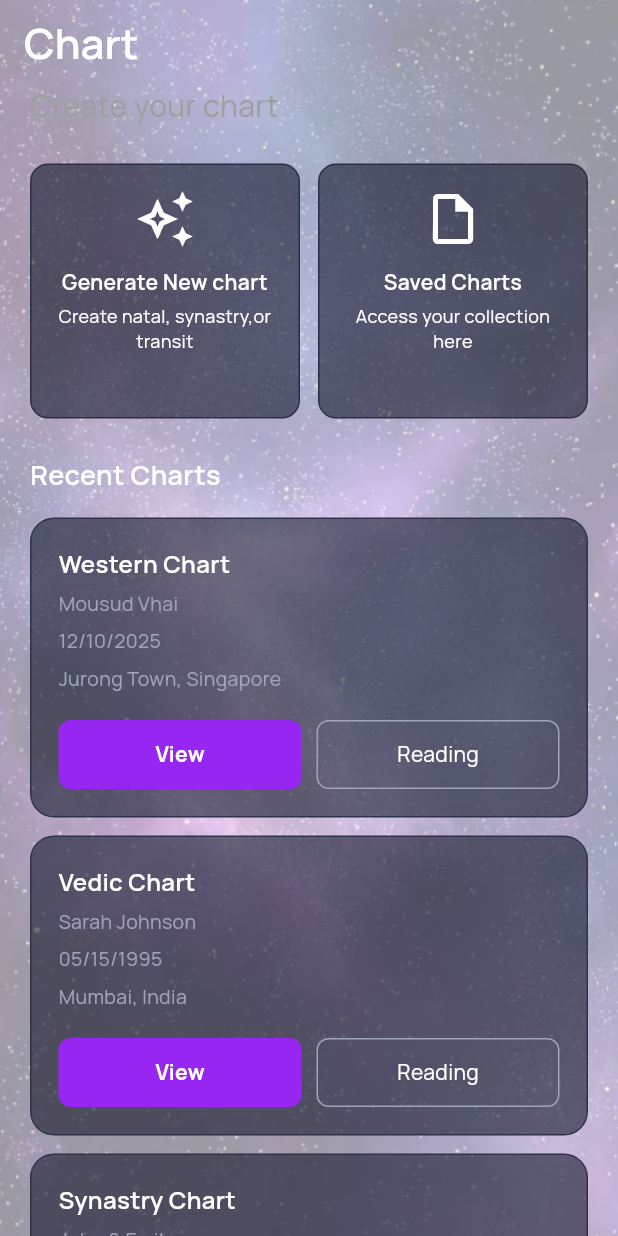
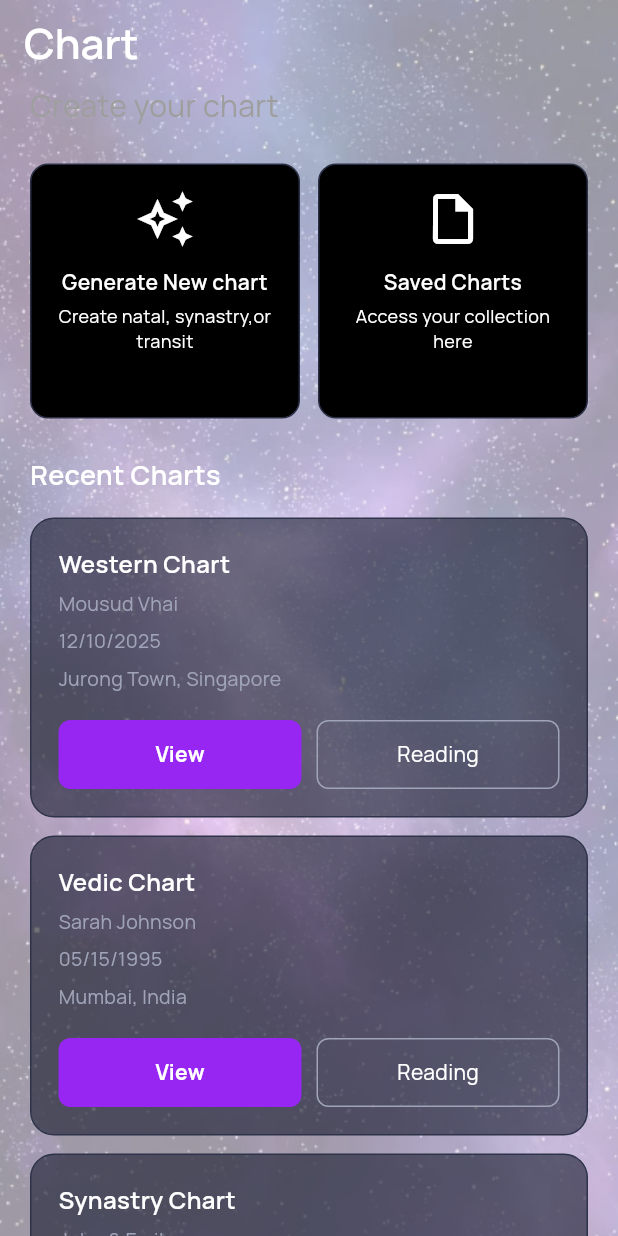
Before and after one commit to mrahad0/astrology_app, a Flutter app: the ChartScreen screen opened by its route, on a phone screen of 412 x 824 dp. Run offline on Flutter 3.47's test engine with Material 3 defaults, Android fonts, the phone set to English and light mode, and no system bars; our stand-ins replace flutter_credit_card, flutter_svg, get, image_picker, pinput, shared_preferences; accounts and stored records are empty.

Commit message:
color change

```diff
--- a/lib/views/pages/chartPage/chart_Screen.dart
+++ b/lib/views/pages/chartPage/chart_Screen.dart
@@ -143,7 +143,7 @@ class _ChartScreenState extends State<ChartScreen> {
         height: 170,
         padding: EdgeInsets.all(16),
         decoration: BoxDecoration(
-          color: CustomColors.secondbackgroundColor,
+          color: Colors.black,
           borderRadius: BorderRadius.circular(12),
           border: Border.all(color: Color(0xff2A2F45)),
         ),
@@ -178,7 +178,6 @@ class _ChartScreenState extends State<ChartScreen> {
       ),
     );
   }
-
   /// ----------------------------------------------------------
   /// CHART CARD - Now accepts dynamic data
   /// ----------------------------------------------------------
```
